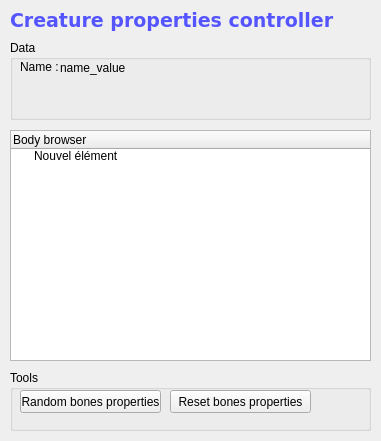
Before: the Qt Designer form src/genelab/core/ui/widgets/entities/entitypropertiescontroller.ui in GeneCraft/GeneCraft-Project, drawn with Qt 5.
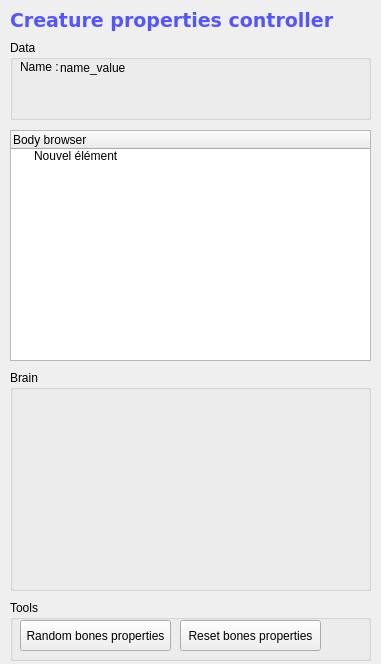
After: the same form once the commit is applied. Icons and pictures are not drawn.

```diff
--- a/src/genelab/core/ui/widgets/entities/entitypropertiescontroller.ui
+++ b/src/genelab/core/ui/widgets/entities/entitypropertiescontroller.ui
@@ -7,7 +7,7 @@
     <x>0</x>
     <y>0</y>
     <width>381</width>
-    <height>441</height>
+    <height>664</height>
    </rect>
   </property>
   <property name="windowTitle">
@@ -80,7 +80,7 @@
    <property name="geometry">
     <rect>
      <x>10</x>
-     <y>370</y>
+     <y>600</y>
      <width>361</width>
      <height>61</height>
     </rect>
@@ -93,8 +93,8 @@
      <rect>
       <x>10</x>
       <y>20</y>
-      <width>141</width>
-      <height>23</height>
+      <width>151</width>
+      <height>31</height>
      </rect>
     </property>
     <property name="text">
@@ -104,10 +104,10 @@
    <widget class="QPushButton" name="pbResetBonesProperties">
     <property name="geometry">
      <rect>
-      <x>160</x>
+      <x>170</x>
       <y>20</y>
       <width>141</width>
-      <height>23</height>
+      <height>31</height>
      </rect>
     </property>
     <property name="text">
@@ -135,6 +135,19 @@
     </property>
    </item>
   </widget>
+  <widget class="QGroupBox" name="groupBox">
+   <property name="geometry">
+    <rect>
+     <x>10</x>
+     <y>370</y>
+     <width>361</width>
+     <height>221</height>
+    </rect>
+   </property>
+   <property name="title">
+    <string>Brain</string>
+   </property>
+  </widget>
  </widget>
  <resources/>
  <connections/>
```
Left out of the diff: 11 changed lines with no effect on the pictures.
